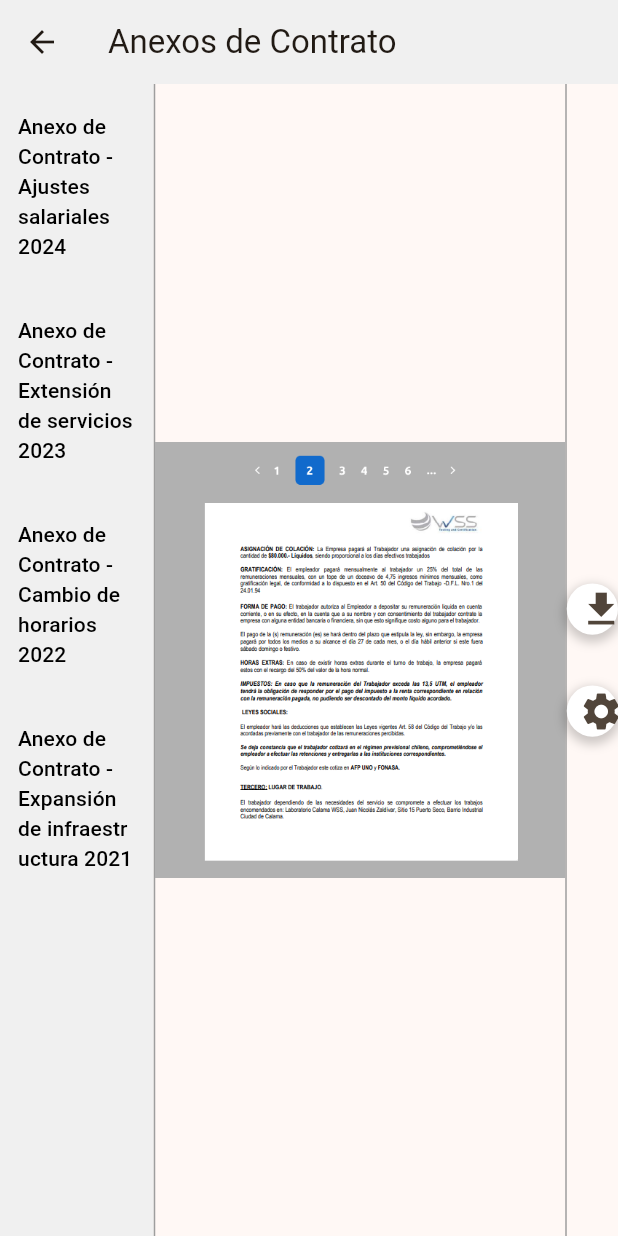
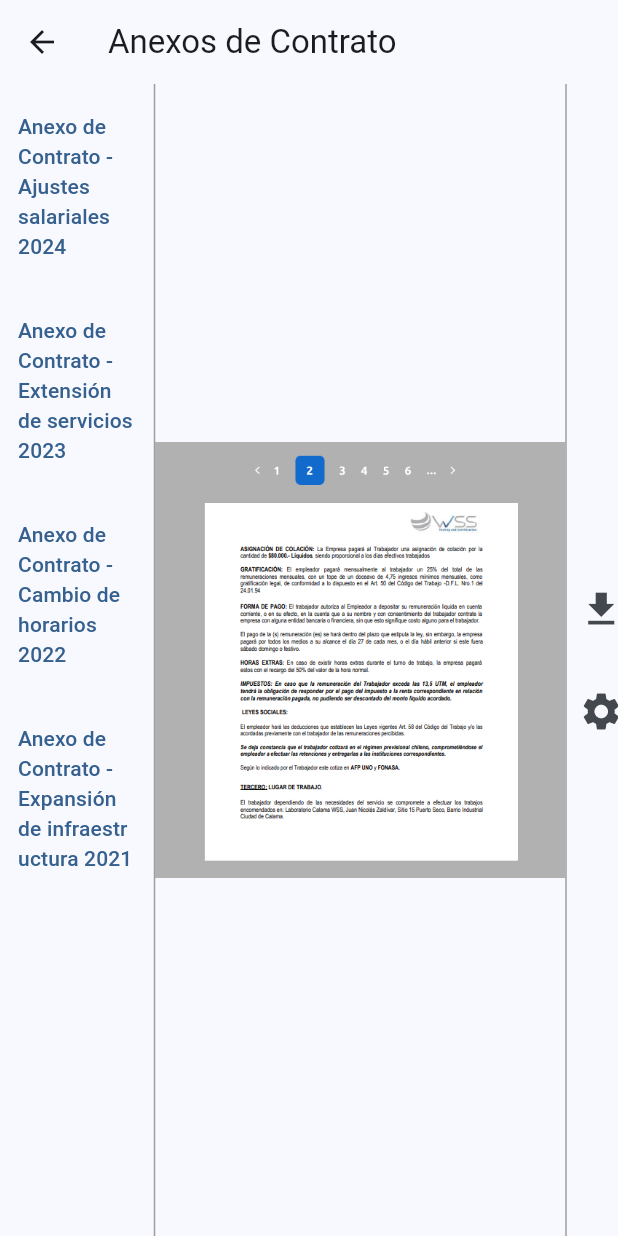
Before and after one commit to AppaTec-cl/Appa-Front, a Flutter app: the ContractWorkerPage screen opened directly, on a phone screen of 412 x 824 dp. Run offline on Flutter 3.47's test engine with Material 3 defaults, Android fonts, the light colour scheme and no system bars; our stand-ins replace flutter_cache_manager; missing offline and left inert: file_saver, syncfusion_flutter_pdfviewer; network calls fail.

Commit message:
Appa-Font: Welcome Night Mode!
A button is implemented that changes between the dark and light theme of the application.

```diff
--- a/lib/main.dart
+++ b/lib/main.dart
@@ -1,22 +1,37 @@
 import 'package:flutter/material.dart';
-import 'package:appatec_prototipo/presentation/screen/login.dart'; // Asegúrate de tener la ruta correcta a tu archivo
+import 'package:appatec_prototipo/presentation/screen/login.dart';
+import 'package:appatec_prototipo/presentation/theme_switcher.dart';
 
 void main() {
   runApp(const MyApp());
 }
 
-class MyApp extends StatelessWidget {
+class MyApp extends StatefulWidget {
   const MyApp({super.key});
+
+  @override
+  State<MyApp> createState() => _MyAppState();
+}
+
+class _MyAppState extends State<MyApp> {
+  bool _isDarkMode = false;
+
+  void toggleTheme() {
+    setState(() {
+      _isDarkMode = !_isDarkMode;
+    });
+  }
 
   @override
   Widget build(BuildContext context) {
     return MaterialApp(
       debugShowCheckedModeBanner: false,
       theme: ThemeData(
+        brightness: _isDarkMode ? Brightness.dark : Brightness.light,
         useMaterial3: true,
-        colorSchemeSeed: Colors.orange,
+        colorSchemeSeed: _isDarkMode ? Colors.grey : Colors.blue,
       ),
-      home: LoginScreen(),
+      home: LoginScreen(toggleTheme: toggleTheme, isDarkMode: _isDarkMode),
     );
   }
 }
--- a/lib/presentation/screen/historial_trabajador.dart
+++ b/lib/presentation/screen/historial_trabajador.dart
@@ -13,7 +13,6 @@ class _ContractWorkerPageState extends State<ContractWorkerPage> {
     return Scaffold(
       appBar: AppBar(
         title: const Text('Anexos de Contrato'),
-        backgroundColor: const Color.fromARGB(255, 240, 240, 240),
       ),
       body: Row(
         children: <Widget>[
@@ -21,7 +20,6 @@ class _ContractWorkerPageState extends State<ContractWorkerPage> {
           Expanded(
             flex: 3, // Larger left sidebar
             child: Container(
-              color: const Color.fromARGB(255, 240, 240, 240),
               child: ListView(
                 children: <Widget>[
                   Padding(
@@ -33,9 +31,7 @@ class _ContractWorkerPageState extends State<ContractWorkerPage> {
                           alignment: Alignment.centerLeft,
                           child: Text(
                             'Anexo de Contrato - Ajustes salariales 2024',
-                            style: TextStyle(
-                              color: Colors.black,
-                            ),
+                            style: TextStyle(),
                           )),
                     ),
                   ),
@@ -48,9 +44,7 @@ class _ContractWorkerPageState extends State<ContractWorkerPage> {
                         alignment: Alignment.centerLeft,
                         child: Text(
                           'Anexo de Contrato - Extensión de servicios 2023',
-                          style: TextStyle(
-                            color: Colors.black,
-                          ),
+                          style: TextStyle(),
                         ),
                       ),
                     ),
@@ -64,9 +58,7 @@ class _ContractWorkerPageState extends State<ContractWorkerPage> {
                         alignment: Alignment.centerLeft,
                         child: Text(
                           'Anexo de Contrato - Cambio de horarios 2022',
-                          style: TextStyle(
-                            color: Colors.black,
-                          ),
+                          style: TextStyle(),
                         ),
                       ),
                     ),
@@ -80,9 +72,7 @@ class _ContractWorkerPageState extends State<ContractWorkerPage> {
                         alignment: Alignment.centerLeft,
                         child: Text(
                           'Anexo de Contrato - Expansión de infraestructura 2021',
-                          style: TextStyle(
-                            color: Colors.black,
-                          ),
+                          style: TextStyle(),
                         ),
                       ),
                     ),
@@ -110,18 +100,8 @@ class _ContractWorkerPageState extends State<ContractWorkerPage> {
               mainAxisAlignment: MainAxisAlignment.center, // Center vertically
               children: <Widget>[
                 Container(
-                  decoration: BoxDecoration(
-                    color: Colors.white, // Background color
+                  decoration: const BoxDecoration(
                     shape: BoxShape.circle, // Circular shape
-                    boxShadow: [
-                      BoxShadow(
-                        color: Colors.black.withOpacity(0.2),
-                        spreadRadius: 2,
-                        blurRadius: 5,
-                        offset:
-                            const Offset(0, 3), // Changes position of shadow
-                      ),
-                    ],
                   ),
                   child: IconButton(
                     icon: const Icon(Icons.download, size: 30),
@@ -131,17 +111,7 @@ class _ContractWorkerPageState extends State<ContractWorkerPage> {
                 const SizedBox(height: 20), // Space between buttons
                 Container(
                   decoration: BoxDecoration(
-                    color: Colors.white, // Background color
                     shape: BoxShape.circle, // Circular shape
-                    boxShadow: [
-                      BoxShadow(
-                        color: Colors.black.withOpacity(0.2),
-                        spreadRadius: 2,
-                        blurRadius: 5,
-                        offset:
-                            const Offset(0, 3), // Changes position of shadow
-                      ),
-                    ],
                   ),
                   child: IconButton(
                     icon: const Icon(Icons.settings, size: 30),
--- a/lib/presentation/screen/revisar_contrato.dart
+++ b/lib/presentation/screen/revisar_contrato.dart
@@ -75,14 +75,12 @@ class _ContractReviewPageState extends State<ContractReviewPage>
     return Scaffold(
       appBar: AppBar(
         title: const Text('Revisar Contrato - Gerente'),
-        backgroundColor: const Color.fromARGB(255, 240, 240, 240),
       ),
       body: Row(
         children: <Widget>[
           Expanded(
             flex: 2,
             child: Container(
-              color: const Color.fromARGB(255, 240, 240, 240),
               child: Column(
                 children: [
                   TabBar(
@@ -148,7 +146,6 @@ class _ContractReviewPageState extends State<ContractReviewPage>
                 ),
                 Container(
                   padding: const EdgeInsets.all(10),
-                  color: const Color.fromARGB(255, 240, 240, 240),
                   child: Row(
                     mainAxisAlignment: MainAxisAlignment.spaceEvenly,
                     children: <Widget>[
```
Also changed, not shown: lib/presentation/screen/firmar_gerente.dart (+0 -7 lines), lib/presentation/screen/login.dart (+9 -1 lines), lib/presentation/theme_switcher.dart (added, +24 -0 lines).
